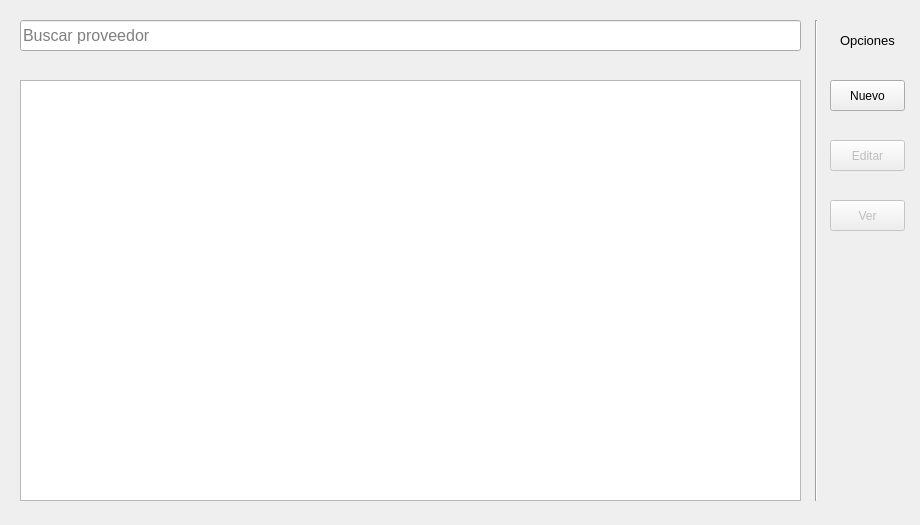
Before: the Qt Designer form proveedores.ui in psystingod/eremas, drawn with Qt 5.
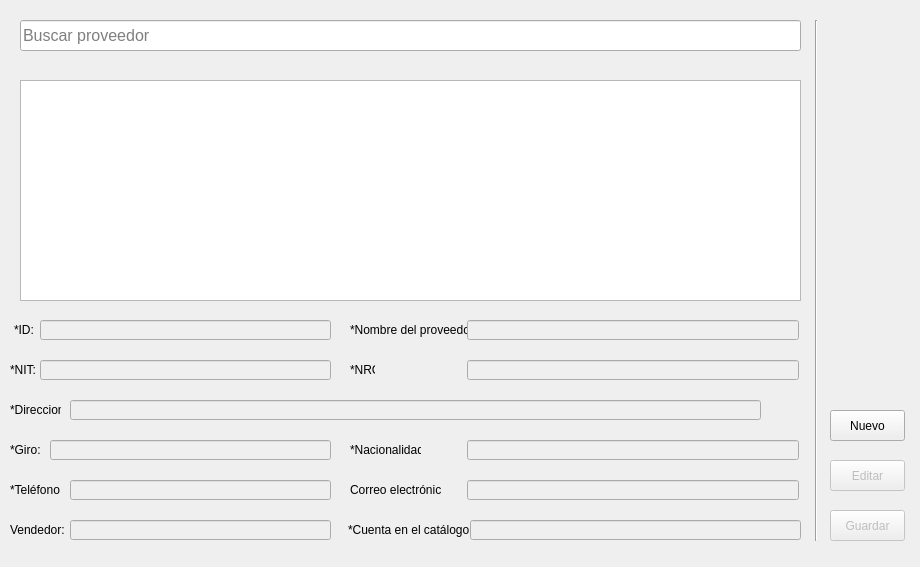
After: the same form once the commit is applied.

Commit message: Terminado proveedores

```diff
--- a/proveedores.ui
+++ b/proveedores.ui
@@ -7,7 +7,7 @@
     <x>0</x>
     <y>0</y>
     <width>920</width>
-    <height>525</height>
+    <height>567</height>
    </rect>
   </property>
   <property name="windowTitle">
@@ -19,7 +19,7 @@
      <x>806</x>
      <y>20</y>
      <width>20</width>
-     <height>481</height>
+     <height>521</height>
     </rect>
    </property>
    <property name="orientation">
@@ -56,7 +56,7 @@
      <x>20</x>
      <y>80</y>
      <width>781</width>
-     <height>421</height>
+     <height>221</height>
     </rect>
    </property>
   </widget>
@@ -64,7 +64,7 @@
    <property name="geometry">
     <rect>
      <x>830</x>
-     <y>80</y>
+     <y>410</y>
      <width>75</width>
      <height>31</height>
     </rect>
@@ -80,7 +80,7 @@
    <property name="geometry">
     <rect>
      <x>830</x>
-     <y>140</y>
+     <y>460</y>
      <width>75</width>
      <height>31</height>
     </rect>
@@ -89,38 +89,306 @@
     <string>Editar</string>
    </property>
   </widget>
-  <widget class="QPushButton" name="btn_see">
+  <widget class="QLabel" name="idLabel">
+   <property name="geometry">
+    <rect>
+     <x>14</x>
+     <y>320</y>
+     <width>20</width>
+     <height>20</height>
+    </rect>
+   </property>
+   <property name="text">
+    <string>*ID:</string>
+   </property>
+  </widget>
+  <widget class="QLineEdit" name="idLineEdit">
    <property name="enabled">
     <bool>false</bool>
    </property>
    <property name="geometry">
     <rect>
-     <x>830</x>
-     <y>200</y>
-     <width>75</width>
-     <height>31</height>
+     <x>40</x>
+     <y>320</y>
+     <width>291</width>
+     <height>20</height>
     </rect>
    </property>
+  </widget>
+  <widget class="QLabel" name="nombreDelProveedorLabel">
+   <property name="geometry">
+    <rect>
+     <x>350</x>
+     <y>320</y>
+     <width>121</width>
+     <height>20</height>
+    </rect>
+   </property>
    <property name="text">
-    <string>Ver</string>
+    <string>*Nombre del proveedor:</string>
    </property>
   </widget>
-  <widget class="QLabel" name="label">
+  <widget class="QLineEdit" name="nombreDelProveedorLineEdit">
+   <property name="enabled">
+    <bool>false</bool>
+   </property>
    <property name="geometry">
     <rect>
-     <x>840</x>
-     <y>30</y>
+     <x>467</x>
+     <y>320</y>
+     <width>332</width>
+     <height>20</height>
+    </rect>
+   </property>
+  </widget>
+  <widget class="QLineEdit" name="nitLineEdit">
+   <property name="enabled">
+    <bool>false</bool>
+   </property>
+   <property name="geometry">
+    <rect>
+     <x>40</x>
+     <y>360</y>
+     <width>291</width>
+     <height>20</height>
+    </rect>
+   </property>
+  </widget>
+  <widget class="QLabel" name="nitLabel">
+   <property name="geometry">
+    <rect>
+     <x>10</x>
+     <y>360</y>
+     <width>31</width>
+     <height>20</height>
+    </rect>
+   </property>
+   <property name="text">
+    <string>*NIT:</string>
+   </property>
+  </widget>
+  <widget class="QLabel" name="nrcLabel">
+   <property name="geometry">
+    <rect>
+     <x>350</x>
+     <y>360</y>
+     <width>25</width>
+     <height>20</height>
+    </rect>
+   </property>
+   <property name="text">
+    <string>*NRC:</string>
+   </property>
+  </widget>
+  <widget class="QLineEdit" name="nrcLineEdit">
+   <property name="enabled">
+    <bool>false</bool>
+   </property>
+   <property name="geometry">
+    <rect>
+     <x>467</x>
+     <y>360</y>
+     <width>332</width>
+     <height>20</height>
+    </rect>
+   </property>
+  </widget>
+  <widget class="QLineEdit" name="direccionLineEdit">
+   <property name="enabled">
+    <bool>false</bool>
+   </property>
+   <property name="geometry">
+    <rect>
+     <x>70</x>
+     <y>400</y>
+     <width>691</width>
+     <height>20</height>
+    </rect>
+   </property>
+  </widget>
+  <widget class="QLabel" name="direccionLabel">
+   <property name="geometry">
+    <rect>
+     <x>10</x>
+     <y>400</y>
+     <width>51</width>
+     <height>20</height>
+    </rect>
+   </property>
+   <property name="text">
+    <string>*Direccion:</string>
+   </property>
+  </widget>
+  <widget class="QLabel" name="giroLabel">
+   <property name="geometry">
+    <rect>
+     <x>10</x>
+     <y>440</y>
+     <width>31</width>
+     <height>20</height>
+    </rect>
+   </property>
+   <property name="text">
+    <string>*Giro:</string>
+   </property>
+  </widget>
+  <widget class="QLineEdit" name="giroLineEdit">
+   <property name="enabled">
+    <bool>false</bool>
+   </property>
+   <property name="geometry">
+    <rect>
+     <x>50</x>
+     <y>440</y>
+     <width>281</width>
+     <height>20</height>
+    </rect>
+   </property>
+  </widget>
+  <widget class="QLabel" name="nacionalidadLabel">
+   <property name="geometry">
+    <rect>
+     <x>350</x>
+     <y>440</y>
+     <width>71</width>
+     <height>20</height>
+    </rect>
+   </property>
+   <property name="text">
+    <string>*Nacionalidad:</string>
+   </property>
+  </widget>
+  <widget class="QLineEdit" name="nacionalidadLineEdit">
+   <property name="enabled">
+    <bool>false</bool>
+   </property>
+   <property name="geometry">
+    <rect>
+     <x>467</x>
+     <y>440</y>
+     <width>332</width>
+     <height>20</height>
+    </rect>
+   </property>
+  </widget>
+  <widget class="QLineEdit" name="telefonoLineEdit">
+   <property name="enabled">
+    <bool>false</bool>
+   </property>
+   <property name="geometry">
+    <rect>
+     <x>70</x>
+     <y>480</y>
+     <width>261</width>
+     <height>20</height>
+    </rect>
+   </property>
+  </widget>
+  <widget class="QLabel" name="telefonoLabel">
+   <property name="geometry">
+    <rect>
+     <x>10</x>
+     <y>480</y>
+     <width>51</width>
+     <height>20</height>
+    </rect>
+   </property>
+   <property name="text">
+    <string>*Teléfono:</string>
+   </property>
+  </widget>
+  <widget class="QLabel" name="correoElectronicoLabel">
+   <property name="geometry">
+    <rect>
+     <x>350</x>
+     <y>480</y>
+     <width>91</width>
+     <height>20</height>
+    </rect>
+   </property>
+   <property name="text">
+    <string>Correo electrónico:</string>
+   </property>
+  </widget>
+  <widget class="QLineEdit" name="correoElectronicoLineEdit">
+   <property name="enabled">
+    <bool>false</bool>
+   </property>
+   <property name="geometry">
+    <rect>
+     <x>467</x>
+     <y>480</y>
+     <width>332</width>
+     <height>20</height>
+    </rect>
+   </property>
+  </widget>
+  <widget class="QLineEdit" name="vendedorLineEdit">
+   <property name="enabled">
+    <bool>false</bool>
+   </property>
+   <property name="geometry">
+    <rect>
+     <x>70</x>
+     <y>520</y>
+     <width>261</width>
+     <height>20</height>
+    </rect>
+   </property>
+  </widget>
+  <widget class="QLabel" name="vendedorLabel">
+   <property name="geometry">
+    <rect>
+     <x>10</x>
+     <y>520</y>
      <width>61</width>
      <height>20</height>
     </rect>
    </property>
-   <property name="font">
-    <font>
-     <pointsize>10</pointsize>
-    </font>
+   <property name="text">
+    <string>Vendedor:</string>
    </property>
+  </widget>
+  <widget class="QLineEdit" name="cuentaEnElCatalogoLineEdit">
+   <property name="enabled">
+    <bool>false</bool>
+   </property>
+   <property name="geometry">
+    <rect>
+     <x>470</x>
+     <y>520</y>
+     <width>331</width>
+     <height>20</height>
+    </rect>
+   </property>
+  </widget>
+  <widget class="QLabel" name="cuentaEnElCatalogoLabel">
+   <property name="geometry">
+    <rect>
+     <x>348</x>
+     <y>520</y>
+     <width>121</width>
+     <height>20</height>
+    </rect>
+   </property>
    <property name="text">
-    <string>Opciones</string>
+    <string>*Cuenta en el catálogo:</string>
+   </property>
+  </widget>
+  <widget class="QPushButton" name="btn_save">
+   <property name="enabled">
+    <bool>false</bool>
+   </property>
+   <property name="geometry">
+    <rect>
+     <x>830</x>
+     <y>510</y>
+     <width>75</width>
+     <height>31</height>
+    </rect>
+   </property>
+   <property name="text">
+    <string>Guardar</string>
    </property>
   </widget>
  </widget>
```
The commit also changes 7 other files.
